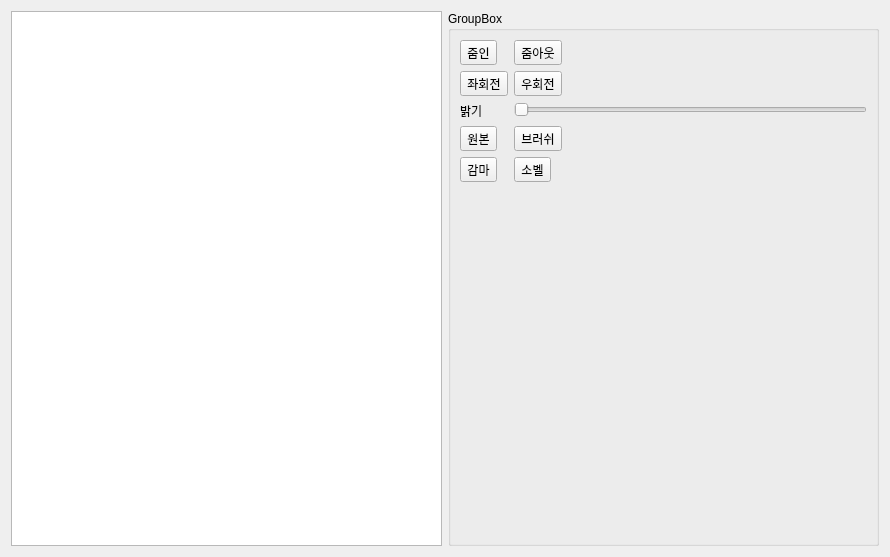
Qt form ImageViewerSW/imagealbum.ui (Jeong0809/QT) before a commit.
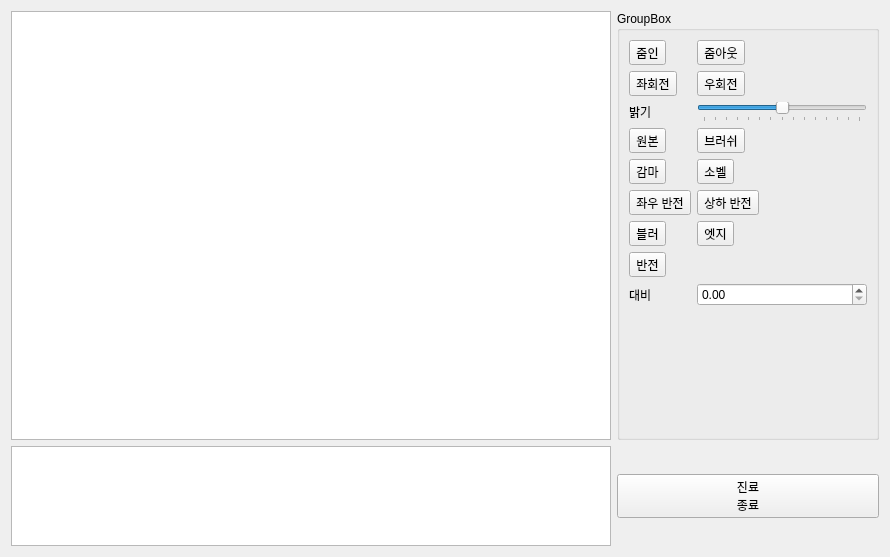
The same form after that commit.

Patch:
```diff
--- a/ImageViewerSW/imagealbum.ui
+++ b/ImageViewerSW/imagealbum.ui
@@ -14,12 +14,40 @@
    <string>Form</string>
   </property>
   <layout class="QGridLayout" name="gridLayout">
+   <item row="0" column="0">
+    <widget class="QGraphicsView" name="graphicsView">
+     <property name="minimumSize">
+      <size>
+       <width>600</width>
+       <height>400</height>
+      </size>
+     </property>
+     <property name="maximumSize">
+      <size>
+       <width>1000</width>
+       <height>1500</height>
+      </size>
+     </property>
+     <property name="baseSize">
+      <size>
+       <width>600</width>
+       <height>400</height>
+      </size>
+     </property>
+    </widget>
+   </item>
    <item row="0" column="1">
     <widget class="QSplitter" name="splitter">
      <property name="orientation">
       <enum>Qt::Horizontal</enum>
      </property>
      <widget class="QGroupBox" name="groupBox">
+      <property name="maximumSize">
+       <size>
+        <width>300</width>
+        <height>16777215</height>
+       </size>
+      </property>
       <property name="title">
        <string>GroupBox</string>
       </property>
@@ -52,13 +80,6 @@
          </property>
         </widget>
        </item>
-       <item row="2" column="1">
-        <widget class="QSlider" name="horizontalSlider">
-         <property name="orientation">
-          <enum>Qt::Horizontal</enum>
-         </property>
-        </widget>
-       </item>
        <item row="2" column="0">
         <widget class="QLabel" name="label">
          <property name="text">
@@ -69,6 +90,22 @@
          </property>
         </widget>
        </item>
+       <item row="2" column="1">
+        <widget class="QSlider" name="horizontalSlider">
+         <property name="minimum">
+          <number>-70</number>
+         </property>
+         <property name="maximum">
+          <number>70</number>
+         </property>
+         <property name="orientation">
+          <enum>Qt::Horizontal</enum>
+         </property>
+         <property name="tickPosition">
+          <enum>QSlider::TicksBelow</enum>
+         </property>
+        </widget>
+       </item>
        <item row="3" column="0">
         <widget class="QToolButton" name="OrigImage">
          <property name="text">
@@ -97,12 +134,113 @@
          </property>
         </widget>
        </item>
+       <item row="5" column="0">
+        <widget class="QToolButton" name="VReverse">
+         <property name="text">
+          <string>좌우 반전</string>
+         </property>
+        </widget>
+       </item>
+       <item row="5" column="1">
+        <widget class="QToolButton" name="HReverse">
+         <property name="text">
+          <string>상하 반전</string>
+         </property>
+        </widget>
+       </item>
+       <item row="6" column="0">
+        <widget class="QToolButton" name="Blur">
+         <property name="text">
+          <string>블러</string>
+         </property>
+        </widget>
+       </item>
+       <item row="6" column="1">
+        <widget class="QToolButton" name="Edge">
+         <property name="text">
+          <string>엣지</string>
+         </property>
+        </widget>
+       </item>
+       <item row="7" column="0">
+        <widget class="QToolButton" name="Reverse">
+         <property name="text">
+          <string>반전</string>
+         </property>
+        </widget>
+       </item>
+       <item row="8" column="0">
+        <widget class="QLabel" name="label_2">
+         <property name="text">
+          <string>대비</string>
+         </property>
+         <property name="buddy">
+          <cstring>Contrast</cstring>
+         </property>
+        </widget>
+       </item>
+       <item row="8" column="1">
+        <widget class="QDoubleSpinBox" name="Contrast">
+         <property name="maximum">
+          <double>5.000000000000000</double>
+         </property>
+         <property name="singleStep">
+          <double>0.200000000000000</double>
+         </property>
+        </widget>
+       </item>
       </layout>
      </widget>
     </widget>
    </item>
-   <item row="0" column="0">
-    <widget class="QGraphicsView" name="graphicsView"/>
+   <item row="1" column="0">
+    <widget class="QListWidget" name="listWidget">
+     <property name="minimumSize">
+      <size>
+       <width>600</width>
+       <height>100</height>
+      </size>
+     </property>
+     <property name="maximumSize">
+      <size>
+       <width>1000</width>
+       <height>100</height>
+      </size>
+     </property>
+     <property name="baseSize">
+      <size>
+       <width>600</width>
+       <height>80</height>
+      </size>
+     </property>
+     <property name="iconSize">
+      <size>
+       <width>120</width>
+       <height>80</height>
+      </size>
+     </property>
+     <property name="flow">
+      <enum>QListView::LeftToRight</enum>
+     </property>
+     <property name="resizeMode">
+      <enum>QListView::Adjust</enum>
+     </property>
+     <property name="viewMode">
+      <enum>QListView::IconMode</enum>
+     </property>
+    </widget>
+   </item>
+   <item row="1" column="1">
+    <layout class="QHBoxLayout" name="horizontalLayout_2">
+     <item>
+      <widget class="QPushButton" name="pushButton">
+       <property name="text">
+        <string>진료
+종료</string>
+       </property>
+      </widget>
+     </item>
+    </layout>
    </item>
   </layout>
  </widget>
```
Left out of the diff: 2 changed lines with no effect on the pictures.
